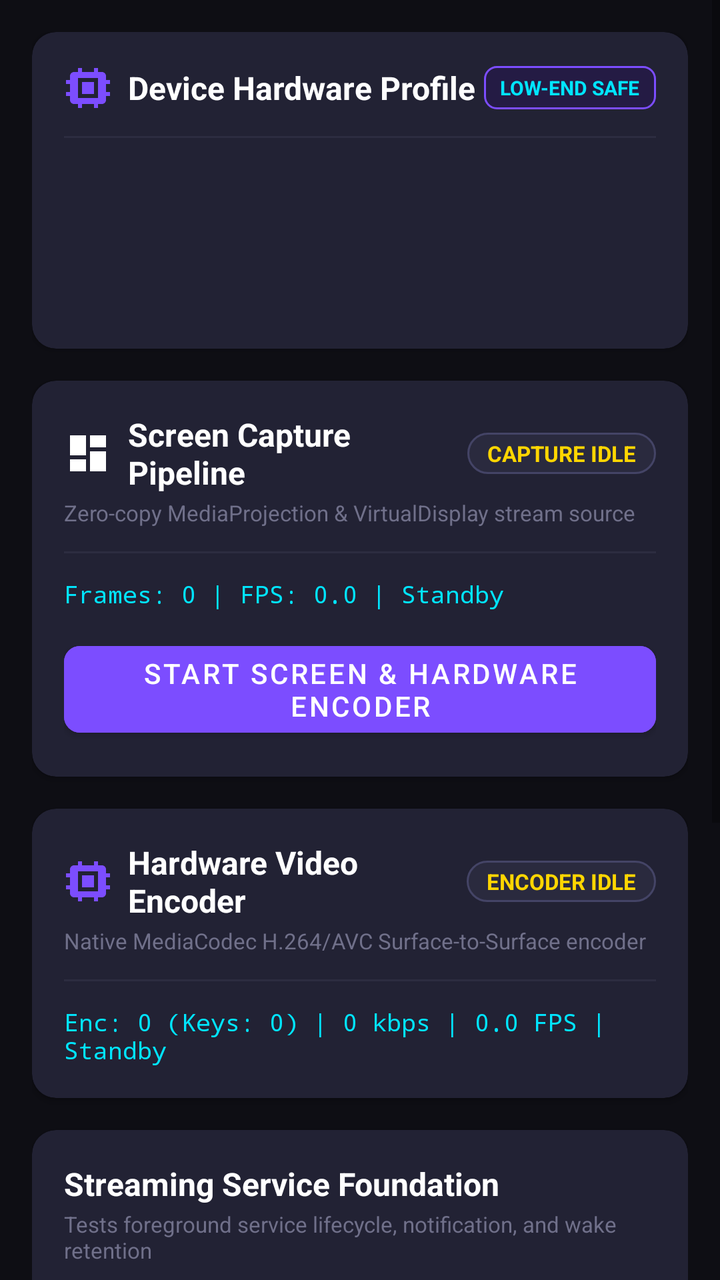
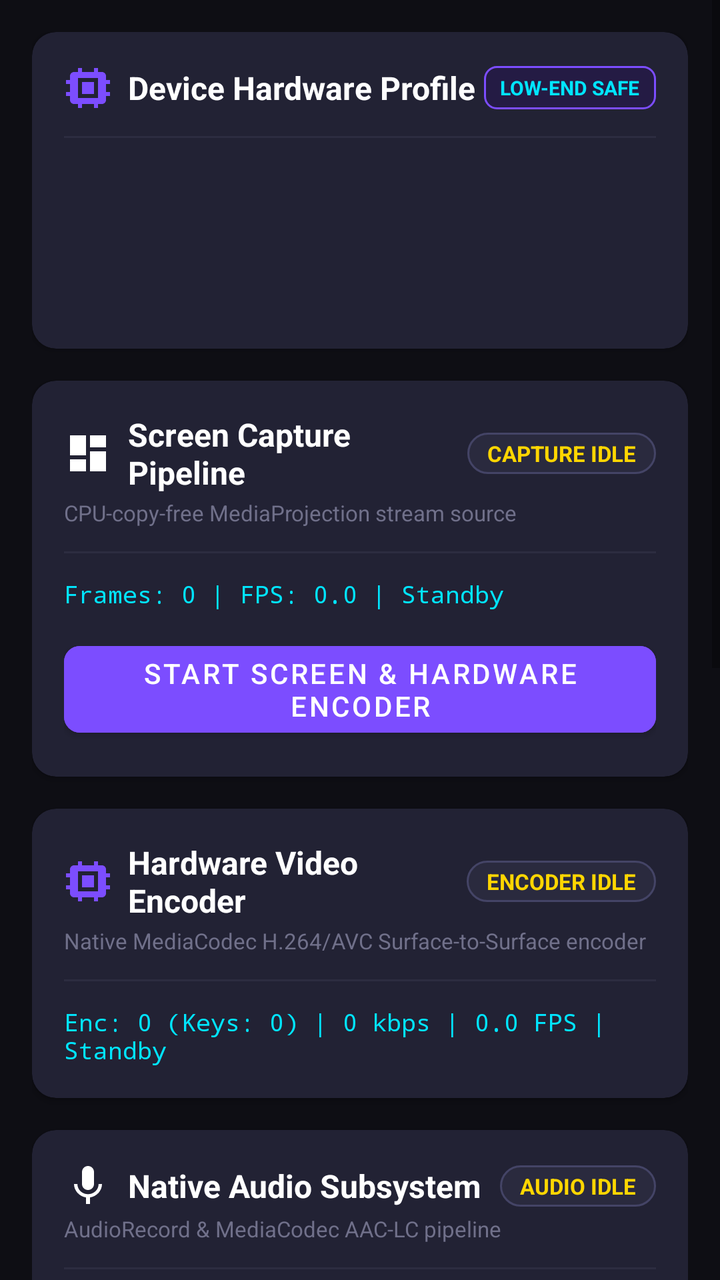

An Android layout rendered at two revisions. The XML below is the earlier revision; the diff shows what the commit changed to produce the second picture.
<!-- AndroidManifest.xml: application theme Theme.FairyLive -->
<!-- res/layout/fragment_dashboard.xml -->
<?xml version="1.0" encoding="utf-8"?>
<ScrollView xmlns:android="http://schemas.android.com/apk/res/android"
    xmlns:app="http://schemas.android.com/apk/res-auto"
    android:layout_width="match_parent"
    android:layout_height="match_parent"
    android:background="@color/bg_primary"
    android:fillViewport="true">

    <LinearLayout
        android:layout_width="match_parent"
        android:layout_height="wrap_content"
        android:orientation="vertical"
        android:padding="16dp">

        
        <androidx.cardview.widget.CardView
            android:id="@+id/card_capability"
            android:layout_width="match_parent"
            android:layout_height="wrap_content"
            android:layout_marginBottom="16dp"
            app:cardBackgroundColor="@color/bg_card"
            app:cardCornerRadius="12dp"
            app:cardElevation="2dp">

            <LinearLayout
                android:layout_width="match_parent"
                android:layout_height="wrap_content"
                android:orientation="vertical"
                android:padding="16dp">

                <LinearLayout
                    android:layout_width="match_parent"
                    android:layout_height="wrap_content"
                    android:gravity="center_vertical"
                    android:orientation="horizontal">

                    <ImageView
                        android:layout_width="24dp"
                        android:layout_height="24dp"
                        android:src="@drawable/ic_chip" />

                    <TextView
                        android:layout_width="0dp"
                        android:layout_height="wrap_content"
                        android:layout_marginStart="8dp"
                        android:layout_weight="1"
                        android:text="Device Hardware Profile"
                        android:textColor="@color/text_primary"
                        android:textSize="16sp"
                        android:textStyle="bold" />

                    <TextView
                        android:id="@+id/tv_recommended_profile_tag"
                        android:layout_width="wrap_content"
                        android:layout_height="wrap_content"
                        android:background="@drawable/bg_tag_rounded"
                        android:paddingHorizontal="8dp"
                        android:paddingVertical="4dp"
                        android:text="LOW-END SAFE"
                        android:textColor="@color/fairy_cyan"
                        android:textSize="10sp"
                        android:textStyle="bold" />
                </LinearLayout>

                <View
                    android:layout_width="match_parent"
                    android:layout_height="1dp"
                    android:layout_marginVertical="12dp"
                    android:background="@color/divider_color" />

                <TextView
                    android:id="@+id/tv_device_info"
                    android:layout_width="match_parent"
                    android:layout_height="wrap_content"
                    android:textColor="@color/text_secondary"
                    android:textSize="12sp" />

                <TextView
                    android:id="@+id/tv_ram_info"
                    android:layout_width="match_parent"
                    android:layout_height="wrap_content"
                    android:layout_marginTop="4dp"
                    android:textColor="@color/text_secondary"
                    android:textSize="12sp" />

                <TextView
                    android:id="@+id/tv_cpu_info"
                    android:layout_width="match_parent"
                    android:layout_height="wrap_content"
                    android:layout_marginTop="4dp"
                    android:textColor="@color/text_secondary"
                    android:textSize="12sp" />

                <TextView
                    android:id="@+id/tv_encoder_info"
                    android:layout_width="match_parent"
                    android:layout_height="wrap_content"
                    android:layout_marginTop="4dp"
                    android:textColor="@color/fairy_cyan"
                    android:textSize="12sp" />

            </LinearLayout>
        </androidx.cardview.widget.CardView>

        
        <androidx.cardview.widget.CardView
            android:id="@+id/card_capture"
            android:layout_width="match_parent"
            android:layout_height="wrap_content"
            android:layout_marginBottom="16dp"
            app:cardBackgroundColor="@color/bg_card"
            app:cardCornerRadius="12dp"
            app:cardElevation="2dp">

            <LinearLayout
                android:layout_width="match_parent"
                android:layout_height="wrap_content"
                android:orientation="vertical"
                android:padding="16dp">

                <LinearLayout
                    android:layout_width="match_parent"
                    android:layout_height="wrap_content"
                    android:gravity="center_vertical"
                    android:orientation="horizontal">

                    <ImageView
                        android:layout_width="24dp"
                        android:layout_height="24dp"
                        android:src="@drawable/ic_dashboard" />

                    <TextView
                        android:layout_width="0dp"
                        android:layout_height="wrap_content"
                        android:layout_marginStart="8dp"
                        android:layout_weight="1"
                        android:text="Screen Capture Pipeline"
                        android:textColor="@color/text_primary"
                        android:textSize="16sp"
                        android:textStyle="bold" />

                    <TextView
                        android:id="@+id/tv_capture_status_badge"
                        android:layout_width="wrap_content"
                        android:layout_height="wrap_content"
                        android:background="@drawable/bg_status_badge"
                        android:paddingHorizontal="10dp"
                        android:paddingVertical="3dp"
                        android:text="CAPTURE IDLE"
                        android:textColor="@color/status_amber"
                        android:textSize="11sp"
                        android:textStyle="bold" />
                </LinearLayout>

                <TextView
                    android:layout_width="wrap_content"
                    android:layout_height="wrap_content"
                    android:layout_marginTop="2dp"
                    android:text="Zero-copy MediaProjection &amp; VirtualDisplay stream source"
                    android:textColor="@color/text_muted"
                    android:textSize="11sp" />

                <View
                    android:layout_width="match_parent"
                    android:layout_height="1dp"
                    android:layout_marginVertical="12dp"
                    android:background="@color/divider_color" />

                <TextView
                    android:id="@+id/tv_capture_telemetry"
                    android:layout_width="match_parent"
                    android:layout_height="wrap_content"
                    android:fontFamily="monospace"
                    android:text="Frames: 0 | FPS: 0.0 | Standby"
                    android:textColor="@color/fairy_cyan"
                    android:textSize="12sp" />

                
                <com.google.android.material.button.MaterialButton
                    android:id="@+id/btn_start_capture"
                    android:layout_width="match_parent"
                    android:layout_height="wrap_content"
                    android:layout_marginTop="12dp"
                    android:backgroundTint="@color/fairy_purple"
                    android:text="Start Screen &amp; Hardware Encoder"
                    android:textColor="@color/text_primary"
                    app:cornerRadius="8dp" />

                
                <LinearLayout
                    android:id="@+id/layout_capture_active_controls"
                    android:layout_width="match_parent"
                    android:layout_height="wrap_content"
                    android:layout_marginTop="8dp"
                    android:orientation="horizontal"
                    android:visibility="gone">

                    <com.google.android.material.button.MaterialButton
                        android:id="@+id/btn_pause_capture"
                        android:layout_width="0dp"
                        android:layout_height="wrap_content"
                        android:layout_marginEnd="6dp"
                        android:layout_weight="1"
                        android:backgroundTint="@color/bg_surface"
                        android:text="Pause"
                        android:textColor="@color/status_amber"
                        app:cornerRadius="8dp"
                        app:strokeColor="@color/status_amber"
                        app:strokeWidth="1dp" />

                    <com.google.android.material.button.MaterialButton
                        android:id="@+id/btn_stop_capture"
                        android:layout_width="0dp"
                        android:layout_height="wrap_content"
                        android:layout_marginStart="6dp"
                        android:layout_weight="1"
                        android:backgroundTint="@color/bg_surface"
                        android:text="Stop"
                        android:textColor="@color/status_red"
                        app:cornerRadius="8dp"
                        app:strokeColor="@color/status_red"
                        app:strokeWidth="1dp" />
                </LinearLayout>

            </LinearLayout>
        </androidx.cardview.widget.CardView>

        
        <androidx.cardview.widget.CardView
            android:id="@+id/card_encoder"
            android:layout_width="match_parent"
            android:layout_height="wrap_content"
            android:layout_marginBottom="16dp"
            app:cardBackgroundColor="@color/bg_card"
            app:cardCornerRadius="12dp"
            app:cardElevation="2dp">

            <LinearLayout
                android:layout_width="match_parent"
                android:layout_height="wrap_content"
                android:orientation="vertical"
                android:padding="16dp">

                <LinearLayout
                    android:layout_width="match_parent"
                    android:layout_height="wrap_content"
                    android:gravity="center_vertical"
                    android:orientation="horizontal">

                    <ImageView
                        android:layout_width="24dp"
                        android:layout_height="24dp"
                        android:src="@drawable/ic_chip" />

                    <TextView
                        android:layout_width="0dp"
                        android:layout_height="wrap_content"
                        android:layout_marginStart="8dp"
                        android:layout_weight="1"
                        android:text="Hardware Video Encoder"
                        android:textColor="@color/text_primary"
                        android:textSize="16sp"
                        android:textStyle="bold" />

                    <TextView
                        android:id="@+id/tv_encoder_status_badge"
                        android:layout_width="wrap_content"
                        android:layout_height="wrap_content"
                        android:background="@drawable/bg_status_badge"
                        android:paddingHorizontal="10dp"
                        android:paddingVertical="3dp"
                        android:text="ENCODER IDLE"
                        android:textColor="@color/status_amber"
                        android:textSize="11sp"
                        android:textStyle="bold" />
                </LinearLayout>

                <TextView
                    android:layout_width="wrap_content"
                    android:layout_height="wrap_content"
                    android:layout_marginTop="2dp"
                    android:text="Native MediaCodec H.264/AVC Surface-to-Surface encoder"
                    android:textColor="@color/text_muted"
                    android:textSize="11sp" />

                <View
                    android:layout_width="match_parent"
                    android:layout_height="1dp"
                    android:layout_marginVertical="12dp"
                    android:background="@color/divider_color" />

                <TextView
                    android:id="@+id/tv_encoder_telemetry"
                    android:layout_width="match_parent"
                    android:layout_height="wrap_content"
                    android:fontFamily="monospace"
                    android:text="Enc: 0 (Keys: 0) | 0 kbps | 0.0 FPS | Standby"
                    android:textColor="@color/fairy_cyan"
                    android:textSize="12sp" />

                <com.google.android.material.button.MaterialButton
                    android:id="@+id/btn_request_keyframe"
                    android:layout_width="match_parent"
                    android:layout_height="wrap_content"
                    android:layout_marginTop="10dp"
                    android:backgroundTint="@color/bg_surface"
                    android:text="Request Keyframe (IDR Sync)"
                    android:textColor="@color/fairy_cyan"
                    android:visibility="gone"
                    app:cornerRadius="8dp"
                    app:strokeColor="@color/fairy_cyan"
                    app:strokeWidth="1dp" />

            </LinearLayout>
        </androidx.cardview.widget.CardView>

        
        <androidx.cardview.widget.CardView
            android:id="@+id/card_service"
            android:layout_width="match_parent"
            android:layout_height="wrap_content"
            android:layout_marginBottom="16dp"
            app:cardBackgroundColor="@color/bg_card"
            app:cardCornerRadius="12dp"
            app:cardElevation="2dp">

            <LinearLayout
                android:layout_width="match_parent"
                android:layout_height="wrap_content"
                android:orientation="vertical"
                android:padding="16dp">

                <TextView
                    android:layout_width="wrap_content"
                    android:layout_height="wrap_content"
                    android:text="Streaming Service Foundation"
                    android:textColor="@color/text_primary"
                    android:textSize="16sp"
                    android:textStyle="bold" />

                <TextView
                    android:layout_width="wrap_content"
                    android:layout_height="wrap_content"
                    android:layout_marginTop="2dp"
                    android:text="Tests foreground service lifecycle, notification, and wake retention"
                    android:textColor="@color/text_muted"
                    android:textSize="11sp" />

                <View
                    android:layout_width="match_parent"
                    android:layout_height="1dp"
                    android:layout_marginVertical="12dp"
                    android:background="@color/divider_color" />

                <TextView
                    android:id="@+id/tv_service_status"
                    android:layout_width="match_parent"
                    android:layout_height="wrap_content"
                    android:text="@string/status_service_stopped"
                    android:textColor="@color/status_amber"
                    android:textSize="13sp"
                    android:textStyle="bold" />

                <com.google.android.material.button.MaterialButton
                    android:id="@+id/btn_toggle_service"
                    android:layout_width="match_parent"
                    android:layout_height="wrap_content"
                    android:layout_marginTop="12dp"
                    android:backgroundTint="@color/fairy_purple"
                    android:text="@string/btn_start_service"
                    android:textColor="@color/text_primary"
                    app:cornerRadius="8dp" />

            </LinearLayout>
        </androidx.cardview.widget.CardView>

        
        <androidx.cardview.widget.CardView
            android:id="@+id/card_permissions"
            android:layout_width="match_parent"
            android:layout_height="wrap_content"
            app:cardBackgroundColor="@color/bg_card"
            app:cardCornerRadius="12dp"
            app:cardElevation="2dp">

            <LinearLayout
                android:layout_width="match_parent"
                android:layout_height="wrap_content"
                android:orientation="vertical"
                android:padding="16dp">

                <TextView
                    android:layout_width="wrap_content"
                    android:layout_height="wrap_content"
                    android:text="Permission Foundation"
                    android:textColor="@color/text_primary"
                    android:textSize="16sp"
                    android:textStyle="bold" />

                <View
                    android:layout_width="match_parent"
                    android:layout_height="1dp"
                    android:layout_marginVertical="12dp"
                    android:background="@color/divider_color" />

                
                <LinearLayout
                    android:layout_width="match_parent"
                    android:layout_height="wrap_content"
                    android:gravity="center_vertical"
                    android:orientation="horizontal">

                    <ImageView
                        android:id="@+id/iv_audio_perm_icon"
                        android:layout_width="18dp"
                        android:layout_height="18dp"
                        android:src="@drawable/ic_warning" />

                    <TextView
                        android:id="@+id/tv_audio_perm_label"
                        android:layout_width="wrap_content"
                        android:layout_height="wrap_content"
                        android:layout_marginStart="8dp"
                        android:text="Audio Record (Microphone)"
                        android:textColor="@color/text_secondary"
                        android:textSize="13sp" />
                </LinearLayout>

                
                <LinearLayout
                    android:layout_width="match_parent"
                    android:layout_height="wrap_content"
                    android:layout_marginTop="8dp"
                    android:gravity="center_vertical"
                    android:orientation="horizontal">

                    <ImageView
                        android:id="@+id/iv_notify_perm_icon"
                        android:layout_width="18dp"
                        android:layout_height="18dp"
                        android:src="@drawable/ic_warning" />

                    <TextView
                        android:id="@+id/tv_notify_perm_label"
                        android:layout_width="wrap_content"
                        android:layout_height="wrap_content"
                        android:layout_marginStart="8dp"
                        android:text="Post Notifications (Foreground Service)"
                        android:textColor="@color/text_secondary"
                        android:textSize="13sp" />
                </LinearLayout>

                
                <LinearLayout
                    android:layout_width="match_parent"
                    android:layout_height="wrap_content"
                    android:layout_marginTop="8dp"
                    android:gravity="center_vertical"
                    android:orientation="horizontal">

                    <ImageView
                        android:id="@+id/iv_camera_perm_icon"
                        android:layout_width="18dp"
                        android:layout_height="18dp"
                        android:src="@drawable/ic_warning" />

                    <TextView
                        android:id="@+id/tv_camera_perm_label"
                        android:layout_width="wrap_content"
                        android:layout_height="wrap_content"
                        android:layout_marginStart="8dp"
                        android:text="Camera (Face Cam)"
                        android:textColor="@color/text_secondary"
                        android:textSize="13sp" />
                </LinearLayout>

                <com.google.android.material.button.MaterialButton
                    android:id="@+id/btn_request_permissions"
                    android:layout_width="match_parent"
                    android:layout_height="wrap_content"
                    android:layout_marginTop="16dp"
                    android:backgroundTint="@color/bg_surface"
                    android:text="@string/btn_grant_permissions"
                    android:textColor="@color/fairy_cyan"
                    app:cornerRadius="8dp"
                    app:strokeColor="@color/fairy_cyan"
                    app:strokeWidth="1dp" />

            </LinearLayout>
        </androidx.cardview.widget.CardView>

    </LinearLayout>
</ScrollView>
<!-- resources referenced by this layout -->
<resources>
  <color name="bg_card">#222234</color>
  <color name="bg_primary">#0E0E14</color>
  <color name="bg_surface">#181824</color>
  <color name="divider_color">#2C2C40</color>
  <color name="fairy_cyan">#00E5FF</color>
  <color name="fairy_purple">#7C4DFF</color>
  <color name="status_amber">#FFD600</color>
  <color name="status_red">#FF5252</color>
  <color name="text_muted">#70708A</color>
  <color name="text_primary">#FFFFFF</color>
  <color name="text_secondary">#B0B0C8</color>
  <!-- drawable bg_status_badge (drawable) -->
  <?xml version="1.0" encoding="utf-8"?>
  <shape xmlns:android="http://schemas.android.com/apk/res/android"
      android:shape="rectangle">
      <solid android:color="#2A2A3E" />
      <stroke
          android:width="1dp"
          android:color="#444466" />
      <corners android:radius="20dp" />
  </shape>
  <!-- drawable bg_tag_rounded (drawable) -->
  <?xml version="1.0" encoding="utf-8"?>
  <shape xmlns:android="http://schemas.android.com/apk/res/android"
      android:shape="rectangle">
      <solid android:color="#241B44" />
      <stroke
          android:width="1dp"
          android:color="@color/fairy_purple" />
      <corners android:radius="6dp" />
  </shape>
  <!-- drawable ic_chip (drawable) -->
  <vector xmlns:android="http://schemas.android.com/apk/res/android"
      android:width="24dp"
      android:height="24dp"
      android:viewportWidth="24"
      android:viewportHeight="24">
      <path
          android:fillColor="#FF7C4DFF"
          android:pathData="M9,2v2h6V2h2v2h2c1.1,0 2,0.9 2,2v2h2v2h-2v4h2v2h-2v2c0,1.1 -0.9,2 -2,2h-2v2h-2v-2H9v2H7v-2H5c-1.1,0 -2,-0.9 -2,-2v-2H1v-2h2v-4H1V8h2V6c0,-1.1 0.9,-2 2,-2h2V2H9z M17,17V7H7v10H17z M9,9h6v6H9V9z" />
  </vector>
  <!-- drawable ic_dashboard (drawable) -->
  <vector xmlns:android="http://schemas.android.com/apk/res/android"
      android:width="24dp"
      android:height="24dp"
      android:viewportWidth="24"
      android:viewportHeight="24">
      <path
          android:fillColor="#FFFFFFFF"
          android:pathData="M3,13h8V3H3V13z M3,21h8v-6H3V21z M13,21h8V11h-8V21z M13,3v6h8V3H13z" />
  </vector>
  <!-- drawable ic_warning (drawable) -->
  <vector xmlns:android="http://schemas.android.com/apk/res/android"
      android:width="24dp"
      android:height="24dp"
      android:viewportWidth="24"
      android:viewportHeight="24">
      <path
          android:fillColor="#FFFFD600"
          android:pathData="M1,21h22L12,2 1,21zm12,-3h-2v-2h2v2zm0,-4h-2v-4h2v4z" />
  </vector>
  <string name="btn_grant_permissions">Grant Missing Permissions</string>
  <string name="btn_start_service">Start Stream Service</string>
  <string name="status_service_stopped">SERVICE IDLE</string>
  <style name="Theme.FairyLive" parent="Theme.MaterialComponents.DayNight.NoActionBar">
          <item name="colorPrimary">@color/fairy_purple</item>
          <item name="colorPrimaryVariant">@color/fairy_purple_dark</item>
          <item name="colorOnPrimary">@color/text_primary</item>
  
          <item name="colorSecondary">@color/fairy_cyan</item>
          <item name="colorSecondaryVariant">@color/fairy_cyan</item>
          <item name="colorOnSecondary">@color/bg_primary</item>
  
          <item name="android:statusBarColor">@color/bg_primary</item>
          <item name="android:navigationBarColor">@color/bg_primary</item>
          <item name="android:windowBackground">@color/bg_primary</item>
      </style>
  <color name="fairy_purple_dark">#512DA8</color>
</resources>

<!-- the commit's change to res/layout/fragment_dashboard.xml (unified diff, before → after) -->
@@ -156,7 +156,7 @@
                     android:layout_width="wrap_content"
                     android:layout_height="wrap_content"
                     android:layout_marginTop="2dp"
-                    android:text="Zero-copy MediaProjection &amp; VirtualDisplay stream source"
+                    android:text="CPU-copy-free MediaProjection stream source"
                     android:textColor="@color/text_muted"
                     android:textSize="11sp" />
 
@@ -316,6 +316,153 @@
 
         
         <androidx.cardview.widget.CardView
+            android:id="@+id/card_audio"
+            android:layout_width="match_parent"
+            android:layout_height="wrap_content"
+            android:layout_marginBottom="16dp"
+            app:cardBackgroundColor="@color/bg_card"
+            app:cardCornerRadius="12dp"
+            app:cardElevation="2dp">
+
+            <LinearLayout
+                android:layout_width="match_parent"
+                android:layout_height="wrap_content"
+                android:orientation="vertical"
+                android:padding="16dp">
+
+                <LinearLayout
+                    android:layout_width="match_parent"
+                    android:layout_height="wrap_content"
+                    android:gravity="center_vertical"
+                    android:orientation="horizontal">
+
+                    <ImageView
+                        android:layout_width="24dp"
+                        android:layout_height="24dp"
+                        android:src="@drawable/ic_mic" />
+
+                    <TextView
+                        android:layout_width="0dp"
+                        android:layout_height="wrap_content"
+                        android:layout_marginStart="8dp"
+                        android:layout_weight="1"
+                        android:text="Native Audio Subsystem"
+                        android:textColor="@color/text_primary"
+                        android:textSize="16sp"
+                        android:textStyle="bold" />
+
+                    <TextView
+                        android:id="@+id/tv_audio_status_badge"
+                        android:layout_width="wrap_content"
+                        android:layout_height="wrap_content"
+                        android:background="@drawable/bg_status_badge"
+                        android:paddingHorizontal="10dp"
+                        android:paddingVertical="3dp"
+                        android:text="AUDIO IDLE"
+                        android:textColor="@color/status_amber"
+                        android:textSize="11sp"
+                        android:textStyle="bold" />
+                </LinearLayout>
+
+                <TextView
+                    android:layout_width="wrap_content"
+                    android:layout_height="wrap_content"
+                    android:layout_marginTop="2dp"
+                    android:text="AudioRecord &amp; MediaCodec AAC-LC pipeline"
+                    android:textColor="@color/text_muted"
+                    android:textSize="11sp" />
+
+                <View
+                    android:layout_width="match_parent"
+                    android:layout_height="1dp"
+                    android:layout_marginVertical="12dp"
+                    android:background="@color/divider_color" />
+
+                <LinearLayout
+                    android:layout_width="match_parent"
+                    android:layout_height="wrap_content"
+                    android:gravity="center_vertical"
+                    android:orientation="horizontal">
+
+                    <TextView
+                        android:id="@+id/tv_audio_level_label"
+                        android:layout_width="wrap_content"
+                        android:layout_height="wrap_content"
+                        android:text="Input Level: 0%"
+                        android:textColor="@color/text_secondary"
+                        android:textSize="12sp" />
+
+                    <ProgressBar
+                        android:id="@+id/pb_audio_level"
+                        style="?android:attr/progressBarStyleHorizontal"
+                        android:layout_width="match_parent"
+                        android:layout_height="8dp"
+                        android:layout_marginStart="12dp"
+                        android:max="100"
+                        android:progress="0"
+                        android:progressTint="@color/status_green" />
+                </LinearLayout>
+
+                <TextView
+                    android:id="@+id/tv_audio_telemetry"
+                    android:layout_width="match_parent"
+                    android:layout_height="wrap_content"
+                    android:layout_marginTop="10dp"
+                    android:fontFamily="monospace"
+                    android:text="Enc: 0 | 0 kbps | 44.1kHz Mono PCM | PTS Sync: Ready"
+                    android:textColor="@color/fairy_cyan"
+                    android:textSize="12sp" />
+
+                <com.google.android.material.button.MaterialButton
+                    android:id="@+id/btn_start_audio"
+                    android:layout_width="match_parent"
+                    android:layout_height="wrap_content"
+                    android:layout_marginTop="12dp"
+                    android:backgroundTint="@color/fairy_purple"
+                    android:text="Start Audio Subsystem"
+                    android:textColor="@color/text_primary"
+                    app:cornerRadius="8dp" />
+
+                <LinearLayout
+                    android:id="@+id/layout_audio_controls"
+                    android:layout_width="match_parent"
+                    android:layout_height="wrap_content"
+                    android:layout_marginTop="8dp"
+                    android:orientation="horizontal"
+                    android:visibility="gone">
+
+                    <com.google.android.material.button.MaterialButton
+                        android:id="@+id/btn_mute_audio"
+                        android:layout_width="0dp"
+                        android:layout_height="wrap_content"
+                        android:layout_marginEnd="6dp"
+                        android:layout_weight="1"
+                        android:backgroundTint="@color/bg_surface"
+                        android:text="Mute"
+                        android:textColor="@color/status_amber"
+                        app:cornerRadius="8dp"
+                        app:strokeColor="@color/status_amber"
+                        app:strokeWidth="1dp" />
+
+                    <com.google.android.material.button.MaterialButton
+                        android:id="@+id/btn_stop_audio"
+                        android:layout_width="0dp"
+                        android:layout_height="wrap_content"
+                        android:layout_marginStart="6dp"
+                        android:layout_weight="1"
+                        android:backgroundTint="@color/bg_surface"
+                        android:text="Stop"
+                        android:textColor="@color/status_red"
+                        app:cornerRadius="8dp"
+                        app:strokeColor="@color/status_red"
+                        app:strokeWidth="1dp" />
+                </LinearLayout>
+
+            </LinearLayout>
+        </androidx.cardview.widget.CardView>
+
+        
+        <androidx.cardview.widget.CardView
             android:id="@+id/card_service"
             android:layout_width="match_parent"
             android:layout_height="wrap_content"
<!-- resource entries referenced after the edit -->
@@ -7,6 +7,7 @@
   <color name="fairy_cyan">#00E5FF</color>
   <color name="fairy_purple">#7C4DFF</color>
   <color name="status_amber">#FFD600</color>
+  <color name="status_green">#00E676</color>
   <color name="status_red">#FF5252</color>
   <color name="text_muted">#70708A</color>
   <color name="text_primary">#FFFFFF</color>
@@ -51,6 +52,16 @@
           android:fillColor="#FFFFFFFF"
           android:pathData="M3,13h8V3H3V13z M3,21h8v-6H3V21z M13,21h8V11h-8V21z M13,3v6h8V3H13z" />
   </vector>
+  <!-- drawable ic_mic (drawable) -->
+  <vector xmlns:android="http://schemas.android.com/apk/res/android"
+      android:width="24dp"
+      android:height="24dp"
+      android:viewportWidth="24"
+      android:viewportHeight="24">
+      <path
+          android:fillColor="#FFFFFFFF"
+          android:pathData="M12,14c1.66,0 3,-1.34 3,-3V5c0,-1.66 -1.34,-3 -3,-3S9,3.34 9,5v6c0,1.66 1.34,3 3,3z M17.3,11c0,3 -2.54,5.1 -5.3,5.1S6.7,14 6.7,11H5c0,3.41 2.72,6.23 6,6.72V21h2v-3.28c3.28,-0.48 6,-3.3 6,-6.72h-1.7z" />
+  </vector>
   <!-- drawable ic_warning (drawable) -->
   <vector xmlns:android="http://schemas.android.com/apk/res/android"
       android:width="24dp"
